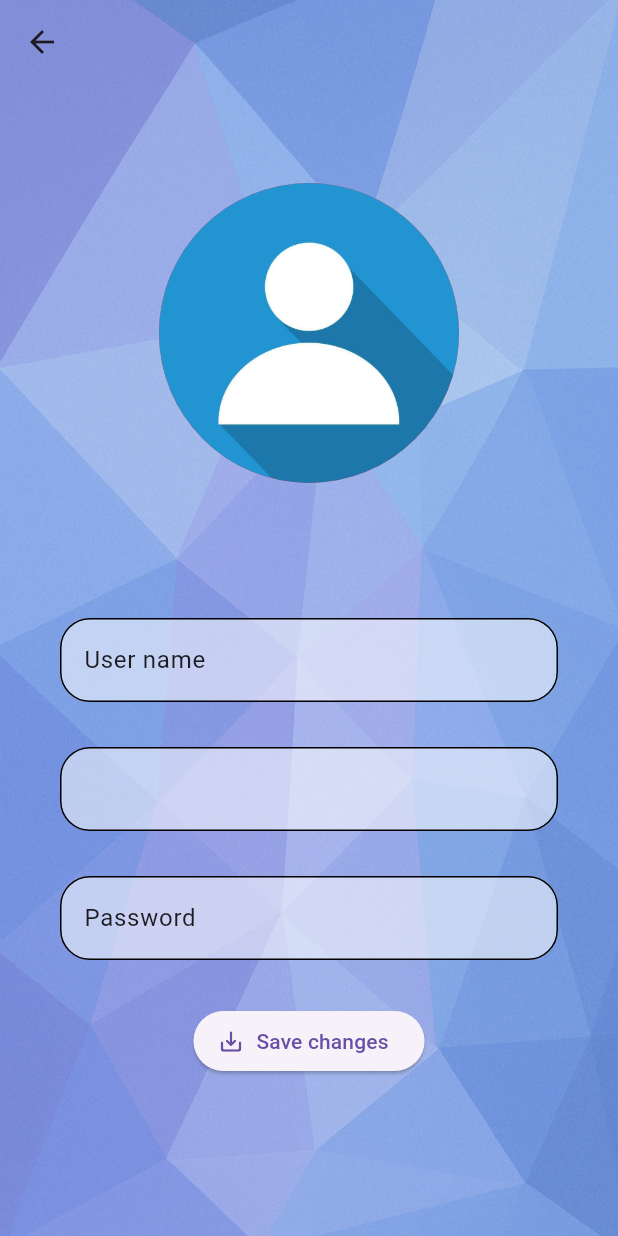
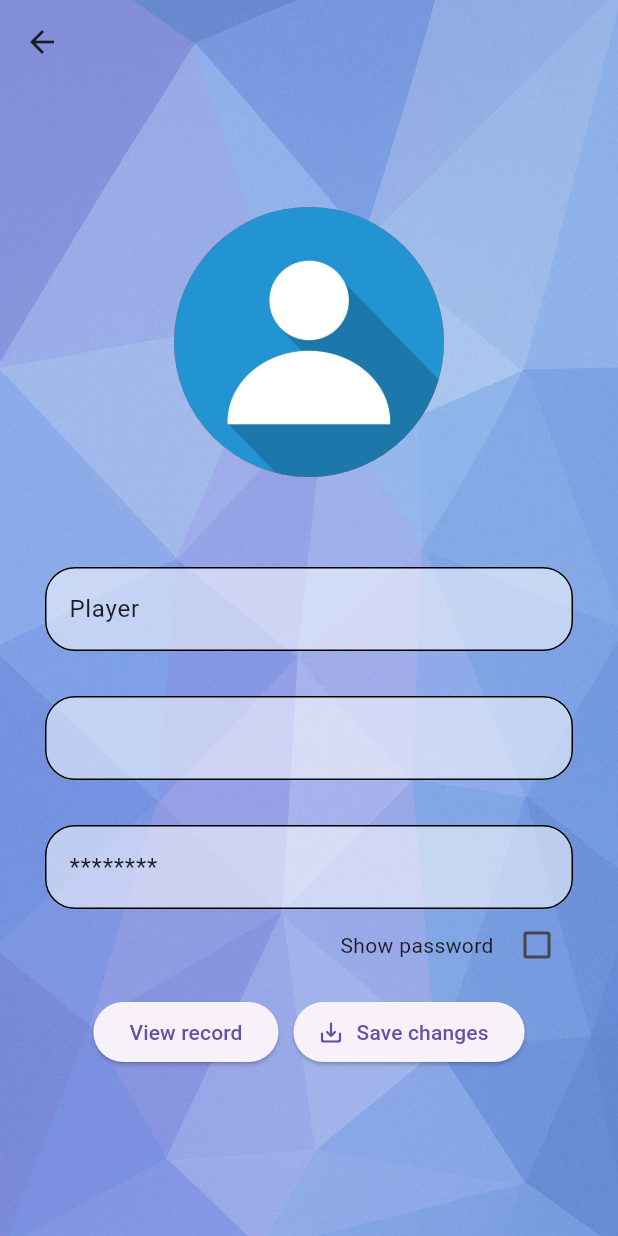
Before and after one commit to SanjiKun-Santhosh/flash_math, a Flutter app: the screen it shows once a user with an empty profile is signed in, after a tap on "Profile", on a phone screen of 412 x 824 dp. Run offline on Flutter 3.47's test engine with Material 3 defaults, Android fonts, the phone set to English and light mode, and no system bars; our stand-ins replace cloud_firestore, confetti, firebase_auth, firebase_core, flutter_spinkit, font_awesome_flutter and 4 more; missing offline and left inert: cloud_firestore_platform_interface; accounts and stored records are empty.

Commit message:
Initial commit

```diff
--- a/lib/main.dart
+++ b/lib/main.dart
@@ -1,42 +1,61 @@
 import 'package:firebase_core/firebase_core.dart';
-import 'package:flash_math/games/addition.dart';
 import 'package:flash_math/models/user.dart';
 import 'package:flash_math/models/user_record.dart';
 import 'package:flash_math/screens/home.dart';
-import 'package:flash_math/screens/profile.dart';
+import 'package:flash_math/screens/profile/profile.dart';
 import 'package:flash_math/screens/template.dart';
 import 'package:flash_math/screens/wrapper.dart';
 import 'package:flash_math/services/auth.dart';
+import 'package:flash_math/services/database.dart';
+import 'package:flash_math/shared/constants.dart';
 import 'package:flutter/material.dart';
+import 'package:hive/hive.dart';
+import 'package:hive_flutter/adapters.dart';
 import 'package:provider/provider.dart';
 
 void main() async {
   WidgetsFlutterBinding.ensureInitialized();
   await Firebase.initializeApp();
-  runApp(const MyApp());
+  await Hive.initFlutter();
+  await Hive.openBox(userHiveBox);
+
+  runApp(
+    MultiProvider(
+      providers: [
+        StreamProvider<MathUser?>.value(
+          value: Auth().mathUser,
+          initialData: null,
+        ),
+        StreamProvider<UserRecord?>(
+          create: (context) {
+            final mathUser = Provider.of<MathUser?>(context, listen: false);
+            return mathUser != null
+                ? DatabaseService(uid: mathUser.uid).userData
+                : const Stream.empty();
+          },
+          initialData: null,
+        ),
+      ],
+      child: MyApp(),
+    ),
+  );
 }
 
 class MyApp extends StatelessWidget {
   const MyApp({super.key});
 
-  // This widget is the root of your application.
   @override
   Widget build(BuildContext context) {
-    return StreamProvider<MathUser?>.value(
-      value: Auth().mathUser,
-      initialData: null,
-      child: MaterialApp(
-        routes: {
-          '/home':(context) => const Template(child: Home()),
-      /*    '/addition':(context) {
+    return MaterialApp(
+      routes: {
+        '/home': (context) => const Template(child: Home()),
+        /*    '/addition':(context) {
           final UserRecord? userRecord = ModalRoute.of(context)!.settings.arguments as UserRecord?;
         return Addition(userRecord: userRecord);
           },*/
-          '/userProfile':(context) => const Template(child: UserProfile()),
-
-        },
-        home: const Wrapper() ,
-      ),
+        '/userProfile': (context) => const Template(child: UserProfile()),
+      },
+      home: const Wrapper(),
     );
   }
 }
--- a/lib/screens/home.dart
+++ b/lib/screens/home.dart
@@ -1,8 +1,14 @@
 import 'package:flash_math/screens/listOfGames.dart';
-import 'package:flash_math/screens/profile.dart';
+import 'package:flash_math/screens/loading.dart';
+import 'package:flash_math/screens/profile/profile.dart';
 import 'package:flash_math/screens/template.dart';
 import 'package:flash_math/services/auth.dart';
 import 'package:flutter/material.dart';
+import 'package:provider/provider.dart';
+
+import '../models/user.dart';
+import '../models/user_record.dart';
+import '../services/database.dart';
 
 class Home extends StatefulWidget {
   const Home({super.key});
@@ -14,35 +20,46 @@ class Home extends StatefulWidget {
 class _HomeState extends State<Home> {
   @override
   Widget build(BuildContext context) {
-    final Auth auth=Auth();
-    return Scaffold(
-        appBar:AppBar(centerTitle:true,backgroundColor: Colors.transparent,actions:<Widget> [
+    final Auth _auth = Auth();
+    final userRecord = context.watch<UserRecord?>();
+    if (userRecord != null) {
+      return
+        Scaffold(
+            appBar: AppBar(centerTitle: true,
+              backgroundColor: Colors.transparent,
+              actions: <Widget>[
                 Row(mainAxisAlignment: MainAxisAlignment.spaceBetween,
                   children: <Widget>[
-              ElevatedButton.icon(onPressed: (){
+                    ElevatedButton.icon(onPressed: () {
                       setState(() {
                         Navigator.pushNamed(context, "/userProfile");
                       });
-              }, icon:Icon(Icons.person_2_outlined),label: Text("Profile")),
+                    },
+                        icon: Icon(Icons.person_2_outlined),
+                        label: Text("Profile")),
                     SizedBox(width: 130,),
-              ElevatedButton.icon(onPressed: ()async{
-                await auth.signOut();
-              },icon: Icon(Icons.logout_rounded), label: Text("Logout")),
+                    ElevatedButton.icon(onPressed: () async {
+                      await _auth.signOut();
+                    }, icon: Icon(Icons.logout_rounded), label: Text("Logout")),
 
                     SizedBox(width: 30,)
                   ],
                 )
 
               ],),
-        backgroundColor:Colors.transparent,
-      body: Container(padding: EdgeInsets.fromLTRB(15,15,15,0),
+            backgroundColor: Colors.transparent,
+            body: Container(padding: EdgeInsets.fromLTRB(15, 15, 15, 0),
               margin: EdgeInsets.all(40),
               child: Column(crossAxisAlignment: CrossAxisAlignment.center,
                 children: [
-          ListOfGames(fontSize:30),
+                  ListOfGames(fontSize: 30),
                 ],
               ),
 
             ));
     }
+    else {
+      return Template(child: Loading());
     }
+  }
+}
--- a/lib/screens/listOfGames.dart
+++ b/lib/screens/listOfGames.dart
@@ -36,7 +36,7 @@ class ListOfGames extends StatelessWidget {
                   Navigator.push(
                     context,
                     MaterialPageRoute(
-                      builder: (e) => SwitchGames(gameChosen: val),
+                      builder: (context) => SwitchGames(gameChosen: val),
                     ),
                   );
                 },
--- a/lib/screens/profile.dart
+++ /dev/null
@@ -1,127 +0,0 @@
-import 'dart:io';
-
-import 'package:flash_math/services/auth.dart';
-import 'package:flash_math/services/database.dart';
-import 'package:flash_math/shared/constants.dart';
-import 'package:flutter/material.dart';
-import 'package:image_picker/image_picker.dart';
-import 'package:provider/provider.dart';
-
-import '../models/user.dart';
-
-class UserProfile extends StatefulWidget {
-  const UserProfile({super.key});
-
-  @override
-  State<UserProfile> createState() => _UserProfileState();
-}
-
-class _UserProfileState extends State<UserProfile> {
-  final Auth _auth = Auth();
-
-  final ImagePicker _imagePicker = ImagePicker();
-  final _formKey = GlobalKey<FormState>();
-  File? _imageFile;
-  String _email = "";
-  String _name="";
-  TextEditingController _textEditingController=TextEditingController();
-
-  Future<void> getData() async {
-    _email = await _auth.getEmail();
-
-    setState(() {
-      _textEditingController = TextEditingController(text: _email.toString());
-    });
-  }
-
-  @override
-  void initState() {
-    // TODO: implement initState
-    super.initState();
-    getData();
-  }
-
-  Future<void> _pickImage(ImageSource source) async {
-    final XFile? pickedImage = await _imagePicker.pickImage(source: source);
-    if (pickedImage == null) return;
-    setState(() {
-      _imageFile = File(pickedImage.path);
-    });
-  }
-
-  @override
-  Widget build(BuildContext context) {
-    final DatabaseService service = DatabaseService(
-      uid: Provider.of<MathUser?>(context)!.uid,
-    );
-    return Scaffold(
-      backgroundColor: Colors.transparent,
-      resizeToAvoidBottomInset: false,
-      body: SafeArea(
-        child: Center(
-          child: SingleChildScrollView(
-            child: Column(
-              crossAxisAlignment: CrossAxisAlignment.center,
-              children: <Widget>[
-                InkWell(
-                  splashColor: Colors.black,
-                  radius: 100,
-                  onTap: () {
-                    setState(() {
-                      _pickImage(ImageSource.gallery);
-                    });
-                  },
-                  child: CircleAvatar(
-                    backgroundColor: Colors.red,
-                    foregroundColor: Colors.black,
-                    radius: 100,
-                    backgroundImage: (_imageFile == null)
-                        ? AssetImage(ImageGallery().profilePicture)
-                        : FileImage(_imageFile!) as ImageProvider,
-                  ),
-                ),
-                SizedBox(height: 30),
-                Container(
-                  padding: EdgeInsets.all(20),
-                  margin: EdgeInsets.all(20),
-                  child: Form(
-                    key: _formKey,
-                    child: Column(
-                      children: [
-                        SizedBox(height: 20),
-                        TextFormField(
-                          decoration: AppDecoration().textDecoration,
-                          initialValue: "User name",
-                        ),
-                        SizedBox(height: 30),
-                        TextFormField(
-                          decoration: AppDecoration().textDecoration,
-                          controller: _textEditingController,
-                        ),
-                        SizedBox(height: 30),
-                        TextFormField(
-                          decoration: AppDecoration().textDecoration,
-                          initialValue: "Password",
-                        ),
-                        SizedBox(height: 30),
-                        ElevatedButton.icon(
-                          onPressed: () {
-                            setState(() {
-                              Navigator.pop(context);
-                            });
-                          },
-                          icon: Icon(Icons.save_alt_rounded),
-                          label: Text("Save changes"),
-                        ),
-                      ],
-                    ),
-                  ),
-                ),
-              ],
-            ),
-          ),
-        ),
-      ),
-    );
-  }
-}
--- /dev/null
+++ b/lib/screens/profile/profile.dart
@@ -0,0 +1,257 @@
+import 'dart:convert';
+import 'dart:io';
+
+import 'package:cloud_firestore_platform_interface/src/get_options.dart';
+import 'package:firebase_auth/firebase_auth.dart';
+import 'package:flash_math/models/user_record.dart';
+import 'package:flash_math/screens/loading.dart';
+import 'package:flash_math/screens/profile/profile_support.dart';
+import 'package:flash_math/screens/template.dart';
+import 'package:flash_math/services/auth.dart';
+import 'package:flash_math/services/database.dart';
+import 'package:flash_math/shared/constants.dart';
+import 'package:flutter/material.dart';
+import 'package:image_picker/image_picker.dart';
+import 'package:provider/provider.dart';
+
+import '../../models/user.dart';
+
+class UserProfile extends StatefulWidget {
+  const UserProfile({super.key});
+
+  @override
+  State<UserProfile> createState() => _UserProfileState();
+}
+
+class _UserProfileState extends State<UserProfile> {
+  final Auth _auth = Auth();
+  final ImagePicker _imagePicker = ImagePicker();
+  final _formKey = GlobalKey<FormState>();
+  File? _imageFile;
+  late Map<String, String> gameRecord;
+  late String _newName = _textNameController.text;
+  late String _newEmail = _textEmailController.text;
+  String _newPassword = "";
+  final TextEditingController _textEmailController = TextEditingController();
+  final TextEditingController _textNameController = TextEditingController();
+  final RegExp _regex = RegExp(
+    r'^(?=.*[A-Z])(?=.*[a-z])(?=.*[0-9])(?=.*[@!#%^&*.,:"-=+;\$\~])',
+  );
+  bool _loading = false;
+  bool _checkBox = false;
+  bool _valueChanged = false;
+final RecordBottomSheet recordBottomSheet=RecordBottomSheet();
+  @override
+  void initState() {
+    super.initState();
+  }
+  @override
+  void dispose() {
+    _textEmailController.dispose();
+    _textNameController.dispose();
+    super.dispose();
+  }
+
+  @override
+  void didChangeDependencies() {
+    super.didChangeDependencies();
+    final userRecord = context.watch<UserRecord?>();
+    if (userRecord != null) {
+      if (userRecord.name.isEmpty) {
+        _textNameController.text = "Player";
+      } else {
+        _textNameController.text = userRecord.name;
+      }
+      gameRecord = userRecord.gameRecord ?? {};
+    }
+    _auth.getEmail().then((email) {
+      _textEmailController.text = email ?? '';
+    });
+  }
+
+  Future<void> _pickImage(ImageSource source) async {
+    final XFile? pickedImage = await _imagePicker.pickImage(source: source);
+    if (pickedImage == null) return;
+    setState(() => _imageFile = File(pickedImage.path));
+  }
+
+  @override
+  Widget build(BuildContext context) {
+    final mathUser = context.watch<MathUser?>();
+    final userRecord = context.watch<UserRecord?>();
+    Map<String, String>? gameRecord = userRecord?.gameRecord;
+       if (mathUser == null) {
+      return const Center(child: CircularProgressIndicator());
+    }
+    return _loading
+        ? Template(child: Loading())
+        : Scaffold(
+            backgroundColor: Colors.transparent,
+            resizeToAvoidBottomInset: false,
+            body: SafeArea(
+              child: Center(
+                child: SingleChildScrollView(
+                  child: Column(
+                    crossAxisAlignment: CrossAxisAlignment.center,
+                    children: <Widget>[
+                      InkWell(
+                        splashColor: Colors.black,
+                        radius: 90,
+                        onTap: () {
+                          setState(() {
+                            _pickImage(ImageSource.gallery);
+                          });
+                        },
+                        child: CircleAvatar(
+                          backgroundColor: Colors.red,
+                          foregroundColor: Colors.black,
+                          radius: 90,
+                          backgroundImage: (_imageFile == null)
+                              ? AssetImage(ImageGallery().profilePicture)
+                              : FileImage(_imageFile!) as ImageProvider,
+                        ),
+                      ),
+                      SizedBox(height: 10),
+                      Container(
+                        padding: EdgeInsets.all(20),
+                        margin: EdgeInsets.all(10),
+                        child: Form(
+                          key: _formKey,
+                          child: Column(
+                            children: [
+                              SizedBox(height: 20),
+                              TextFormField(
+                                decoration: AppDecoration().textDecoration,
+                                controller: _textNameController,
+                                onChanged: ((val) {
+                                  setState(() {
+                                    _newName = val;
+                                    _valueChanged = true;
+                                  });
+                                }),
+                              ),
+                              SizedBox(height: 30),
+                              TextFormField(
+                                decoration: AppDecoration().textDecoration,
+                                controller: _textEmailController,
+                                onChanged: ((val) {
+                                  setState(() {
+                                    _newEmail = val;
+                                    _valueChanged = true;
+                                  });
+                                }),
+                                validator: (val) {
+                                  if (val == null || val.isEmpty) {
+                                    return "The email is empty";
+                                  } else {
+                                    if (val.contains("@") &&
+                                        val.contains(".") &&
+                                        val.length > 5) {
+                                      return null;
+                                    } else {
+                                      return "The email is incorrect";
+                                    }
+                                  }
+                                },
+                              ),
+                              SizedBox(height: 30),
+                              TextFormField(
+                                decoration: AppDecoration().textDecoration,
+                                initialValue: "Password",
+                                obscuringCharacter: "*",
+                                obscureText: !_checkBox,
+                                onChanged: ((val) {
+                                  setState(() {
+                                    _newPassword = val;
+                                    _valueChanged = true;
+                                  });
+                                }),
+                                validator: (val) {
+                                  if (val == null || val.isEmpty) {
+                                    return "The Password is empty";
+                                  } else {
+                                    if (!_regex.hasMatch(val)) {
+                                      return ErrorMsg().passwordErrorMsg;
+                                    } else {
+                                      return null;
+                                    }
+                                  }
+                                },
+                              ),
+                              Row(
+                                mainAxisAlignment: MainAxisAlignment.end,
+                                children: [
+                                  Text("Show password"),
+                                  SizedBox(width: 5),
+                                  Checkbox(
+                                    value: _checkBox,
+                                    onChanged: (val) {
+                                      setState(() {
+                                        _checkBox = !_checkBox;
+                                      });
+                                    },
+                                  ),
+                                ],
+                              ),
+                              SizedBox(height: 10),
+
+                              Row(mainAxisAlignment:MainAxisAlignment.center,
+                                children: [
+                                  ElevatedButton(onPressed: (){
+                                    recordBottomSheet.showCustomModalBottomSheet(context,gameRecord: gameRecord);
+
+                                  }, child: Text("View record")),
+                                  SizedBox(width: 10,),
+                                  ElevatedButton.icon(
+                                    onPressed: () async {
+                                      if (_valueChanged) {
+                                        if (!_formKey.currentState!.validate()) {
+                                          return;
+                                        }
+
+                                        setState(() => _loading = true);
+
+                                        try {
+                                          await _auth.updateName(_newName);
+                                          await _auth.updateUserEmailAndPassword(
+                                            _newEmail,
+                                            _newPassword,
+                                          );
+
+                                          if (!mounted) return;
+                                          _valueChanged = false;
+                                          Navigator.pop(context);
+                                        } catch (e) {
+                                          if (mounted) {
+                                            ScaffoldMessenger.of(context)
+                                                .showSnackBar(SnackBar(
+                                              content: Text(
+                                                  "Failed to update profile: $e"),
+                                            ));
+                                          }
+                                        } finally {
+                                          if (mounted) {
+                                            setState(() => _loading = false);
+                                          }
+                                        }
+                                      } else {
+                                        Navigator.pop(context);
+                                      }
+                                    },
+                                    icon: Icon(Icons.save_alt_rounded),
+                                    label: Text("Save changes"),
+                                  )
+                                ],)
+                              ,
+                            ],
+                          ),
+                        ),
+                      ),
+                    ],
+                  ),
+                ),
+              ),
+            ),
+          );
+  }
+}
--- a/lib/screens/template.dart
+++ b/lib/screens/template.dart
@@ -24,7 +24,7 @@ class Template extends StatelessWidget {
             width: double.infinity,
             height: double.infinity,
           ),
-          SafeArea(child: child!),
+          SafeArea(child: child),
         ],
       ),
     );
--- a/lib/shared/constants.dart
+++ b/lib/shared/constants.dart
@@ -39,3 +39,4 @@ class AppDecoration {
     ),
   );
 }
+const String userHiveBox="User Box";
--- a/pubspec.yaml
+++ b/pubspec.yaml
@@ -43,6 +43,9 @@ dependencies:
   font_awesome_flutter: ^10.9.0
   confetti: ^0.8.0
   google_sign_in: ^7.1.1
+  shared_preferences: ^2.2.0
+  hive: ^2.2.3
+  hive_flutter: ^1.1.0
 
 dev_dependencies:
   flutter_test:
@@ -54,6 +57,8 @@ dev_dependencies:
   # package. See that file for information about deactivating specific lint
   # rules and activating additional ones.
   flutter_lints: ^5.0.0
+  hive_generator: ^2.0.1
+  build_runner: ^2.5.4
 
 # For information on the generic Dart part of this file, see the
 # following page: https://dart.dev/tools/pub/pubspec
```
Also changed, not shown: lib/games/addition.dart (+41 -16 lines), lib/games/substraction.dart (+7 -2 lines), lib/games/switchGames.dart (+5 -16 lines), lib/screens/profile/profile_support.dart (added, +69 -0 lines), lib/services/auth.dart (+7 -1 lines), lib/services/database.dart (+9 -0 lines), lib/services/localDB.dart (added, +45 -0 lines), pubspec.lock, 1 other file. Lines whose indentation alone changed are shown as unchanged.
